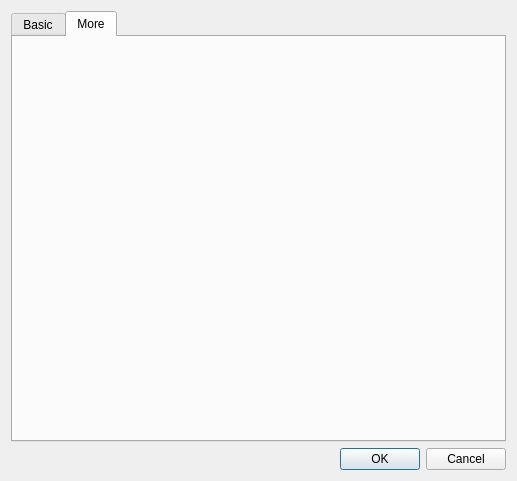
First picture: the form in src/dialogs/projectproperty/projectproperty.ui, repository axsapronov/bQella, before the edit.
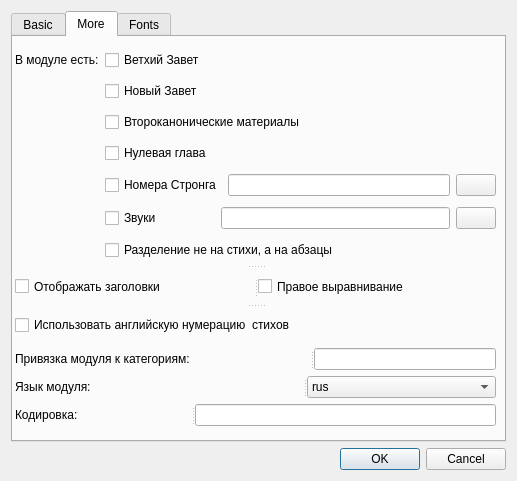
Second picture: the form after the edit. The open tabs and pages were chosen to show the change.

What changed in the file:
```diff
--- a/src/dialogs/projectproperty/projectproperty.ui
+++ b/src/dialogs/projectproperty/projectproperty.ui
@@ -120,6 +120,295 @@
       <attribute name="title">
        <string>More</string>
       </attribute>
+      <widget class="QSplitter" name="splitter_10">
+       <property name="geometry">
+        <rect>
+         <x>2</x>
+         <y>8</y>
+         <width>481</width>
+         <height>381</height>
+        </rect>
+       </property>
+       <property name="orientation">
+        <enum>Qt::Vertical</enum>
+       </property>
+       <widget class="QWidget" name="">
+        <layout class="QGridLayout" name="gridLayout">
+         <item row="0" column="0">
+          <widget class="QLabel" name="label">
+           <property name="text">
+            <string>В модуле есть:</string>
+           </property>
+          </widget>
+         </item>
+         <item row="0" column="1">
+          <widget class="QCheckBox" name="checkBoxOldTestament">
+           <property name="text">
+            <string>Ветхий Завет</string>
+           </property>
+          </widget>
+         </item>
+         <item row="1" column="1">
+          <widget class="QCheckBox" name="checkBoxNewTestament">
+           <property name="text">
+            <string>Новый Завет</string>
+           </property>
+          </widget>
+         </item>
+         <item row="2" column="1">
+          <widget class="QCheckBox" name="checkBoxApocrypha">
+           <property name="text">
+            <string>Второканонические материалы</string>
+           </property>
+          </widget>
+         </item>
+         <item row="3" column="1">
+          <widget class="QCheckBox" name="checkBoxChapterZero">
+           <property name="text">
+            <string>Нулевая глава</string>
+           </property>
+          </widget>
+         </item>
+         <item row="4" column="1">
+          <layout class="QHBoxLayout" name="horizontalLayout_3">
+           <item>
+            <widget class="QCheckBox" name="checkBoxStrongNumber">
+             <property name="layoutDirection">
+              <enum>Qt::LeftToRight</enum>
+             </property>
+             <property name="text">
+              <string>Номера Стронга</string>
+             </property>
+            </widget>
+           </item>
+           <item>
+            <layout class="QHBoxLayout" name="horizontalLayout">
+             <item>
+              <widget class="QLineEdit" name="lineEditStrongDir"/>
+             </item>
+             <item>
+              <widget class="QPushButton" name="pushButtonStrongDir">
+               <property name="text">
+                <string/>
+               </property>
+              </widget>
+             </item>
+            </layout>
+           </item>
+          </layout>
+         </item>
+         <item row="5" column="1">
+          <layout class="QHBoxLayout" name="horizontalLayout_4">
+           <item>
+            <widget class="QCheckBox" name="checkBoxSound">
+             <property name="text">
+              <string>Звуки                </string>
+             </property>
+            </widget>
+           </item>
+           <item>
+            <layout class="QHBoxLayout" name="horizontalLayout_2">
+             <item>
+              <widget class="QLineEdit" name="lineEditSoundDir"/>
+             </item>
+             <item>
+              <widget class="QPushButton" name="pushButtonSoundDir">
+               <property name="text">
+                <string/>
+               </property>
+              </widget>
+             </item>
+            </layout>
+           </item>
+          </layout>
+         </item>
+         <item row="6" column="1">
+          <widget class="QCheckBox" name="checkBoxNoForcedLineBreaks">
+           <property name="text">
+            <string>Разделение не на стихи, а на абзацы</string>
+           </property>
+          </widget>
+         </item>
+        </layout>
+       </widget>
+       <widget class="QWidget" name="">
+        <layout class="QGridLayout" name="gridLayout_4">
+         <item row="0" column="0">
+          <widget class="QSplitter" name="splitter_7">
+           <property name="orientation">
+            <enum>Qt::Vertical</enum>
+           </property>
+           <widget class="QSplitter" name="splitter_6">
+            <property name="orientation">
+             <enum>Qt::Horizontal</enum>
+            </property>
+            <widget class="QCheckBox" name="checkBoxUseChapterHead">
+             <property name="layoutDirection">
+              <enum>Qt::LeftToRight</enum>
+             </property>
+             <property name="text">
+              <string>Отображать заголовки</string>
+             </property>
+            </widget>
+            <widget class="QCheckBox" name="checkBoxUseRightAlignment">
+             <property name="text">
+              <string>Правое выравнивание</string>
+             </property>
+            </widget>
+           </widget>
+           <widget class="QCheckBox" name="checkBoxEnglishPsalms">
+            <property name="layoutDirection">
+             <enum>Qt::LeftToRight</enum>
+            </property>
+            <property name="text">
+             <string>Использовать английскую нумерацию  стихов</string>
+            </property>
+           </widget>
+          </widget>
+         </item>
+         <item row="1" column="0">
+          <widget class="QSplitter" name="splitter_9">
+           <property name="orientation">
+            <enum>Qt::Horizontal</enum>
+           </property>
+           <widget class="QLabel" name="label_10">
+            <property name="text">
+             <string>Привязка модуля к категориям:</string>
+            </property>
+           </widget>
+           <widget class="QLineEdit" name="lineEditCategories"/>
+          </widget>
+         </item>
+         <item row="2" column="0">
+          <widget class="QSplitter" name="splitter_8">
+           <property name="orientation">
+            <enum>Qt::Horizontal</enum>
+           </property>
+           <widget class="QLabel" name="label_3">
+            <property name="text">
+             <string>Язык модуля:</string>
+            </property>
+           </widget>
+           <widget class="QComboBox" name="comboBox">
+            <item>
+             <property name="text">
+              <string>rus</string>
+             </property>
+            </item>
+            <item>
+             <property name="text">
+              <string>eng</string>
+             </property>
+            </item>
+            <item>
+             <property name="text">
+              <string>ukr</string>
+             </property>
+            </item>
+           </widget>
+          </widget>
+         </item>
+         <item row="3" column="0">
+          <widget class="QSplitter" name="splitter">
+           <property name="orientation">
+            <enum>Qt::Horizontal</enum>
+           </property>
+           <widget class="QLabel" name="label_12">
+            <property name="text">
+             <string>Кодировка:</string>
+            </property>
+           </widget>
+           <widget class="QLineEdit" name="lineEditDefaultEncoding">
+            <property name="maximumSize">
+             <size>
+              <width>16777215</width>
+              <height>25</height>
+             </size>
+            </property>
+           </widget>
+          </widget>
+         </item>
+        </layout>
+       </widget>
+      </widget>
+      <zorder>label</zorder>
+      <zorder>checkBoxOldTestament</zorder>
+      <zorder>checkBoxNewTestament</zorder>
+      <zorder>checkBoxApocrypha</zorder>
+      <zorder>checkBoxChapterZero</zorder>
+      <zorder>label_3</zorder>
+      <zorder>comboBox</zorder>
+      <zorder>checkBoxStrongNumber</zorder>
+      <zorder>lineEditStrongDir</zorder>
+      <zorder>pushButtonStrongDir</zorder>
+      <zorder>checkBoxSound</zorder>
+      <zorder>layoutWidget_2</zorder>
+      <zorder>checkBoxNoForcedLineBreaks</zorder>
+      <zorder>label_10</zorder>
+      <zorder>lineEditCategories</zorder>
+      <zorder>label_12</zorder>
+      <zorder>lineEditDefaultEncoding</zorder>
+      <zorder>checkBoxUseChapterHead</zorder>
+      <zorder>checkBoxUseRightAlignment</zorder>
+      <zorder>checkBoxEnglishPsalms</zorder>
+      <zorder>splitter</zorder>
+     </widget>
+     <widget class="QWidget" name="tab">
+      <attribute name="title">
+       <string>Fonts</string>
+      </attribute>
+      <widget class="QWidget" name="">
+       <property name="geometry">
+        <rect>
+         <x>21</x>
+         <y>10</y>
+         <width>451</width>
+         <height>151</height>
+        </rect>
+       </property>
+       <layout class="QGridLayout" name="gridLayout_5">
+        <item row="0" column="0">
+         <widget class="QLabel" name="label_4">
+          <property name="text">
+           <string>Добавление шрифтов:</string>
+          </property>
+         </widget>
+        </item>
+        <item row="0" column="1">
+         <widget class="QLineEdit" name="lineEditInstallFonts"/>
+        </item>
+        <item row="1" column="0">
+         <widget class="QLabel" name="label_9">
+          <property name="text">
+           <string>Шрифт отображения книг:</string>
+          </property>
+         </widget>
+        </item>
+        <item row="1" column="1">
+         <widget class="QLineEdit" name="lineEditDesiredFontName"/>
+        </item>
+        <item row="2" column="0">
+         <widget class="QLabel" name="label_11">
+          <property name="text">
+           <string>Путь к нему:</string>
+          </property>
+         </widget>
+        </item>
+        <item row="2" column="1">
+         <widget class="QLineEdit" name="lineEditDesiredFontPath"/>
+        </item>
+        <item row="3" column="0">
+         <widget class="QLabel" name="label_13">
+          <property name="text">
+           <string>Шрифт отображения заголовков:</string>
+          </property>
+         </widget>
+        </item>
+        <item row="3" column="1">
+         <widget class="QLineEdit" name="lineEditDesiredUIFont"/>
+        </item>
+       </layout>
+      </widget>
      </widget>
     </widget>
    </item>
```
Left out of the diff: 4 changed lines with no effect on the pictures.
